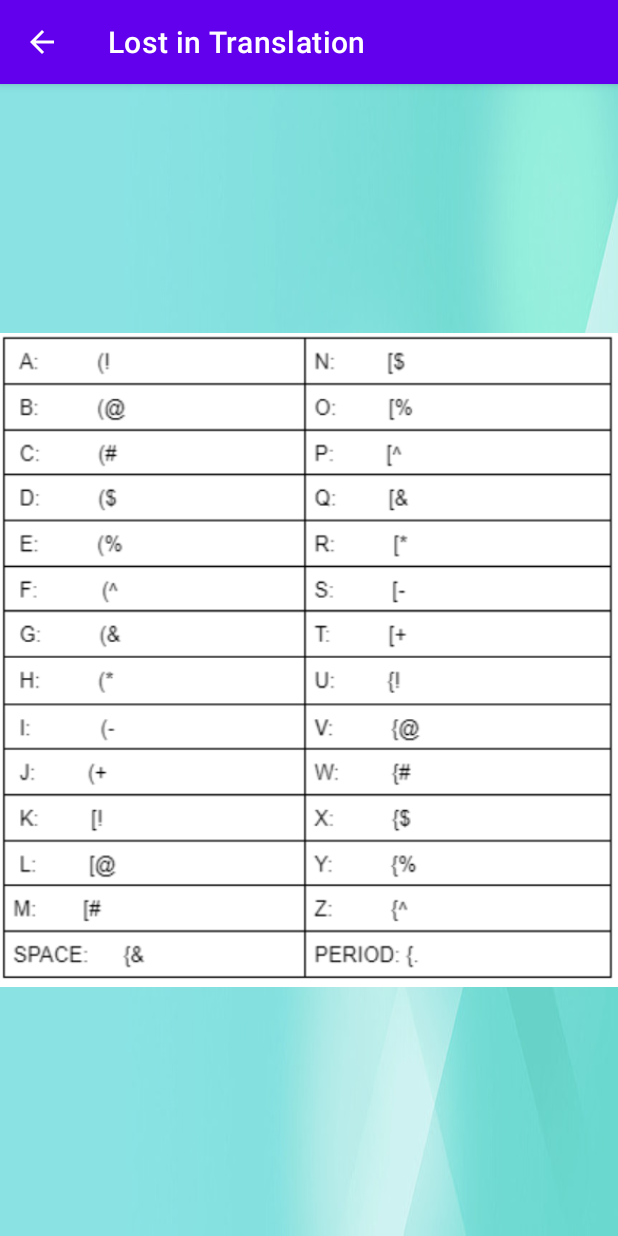
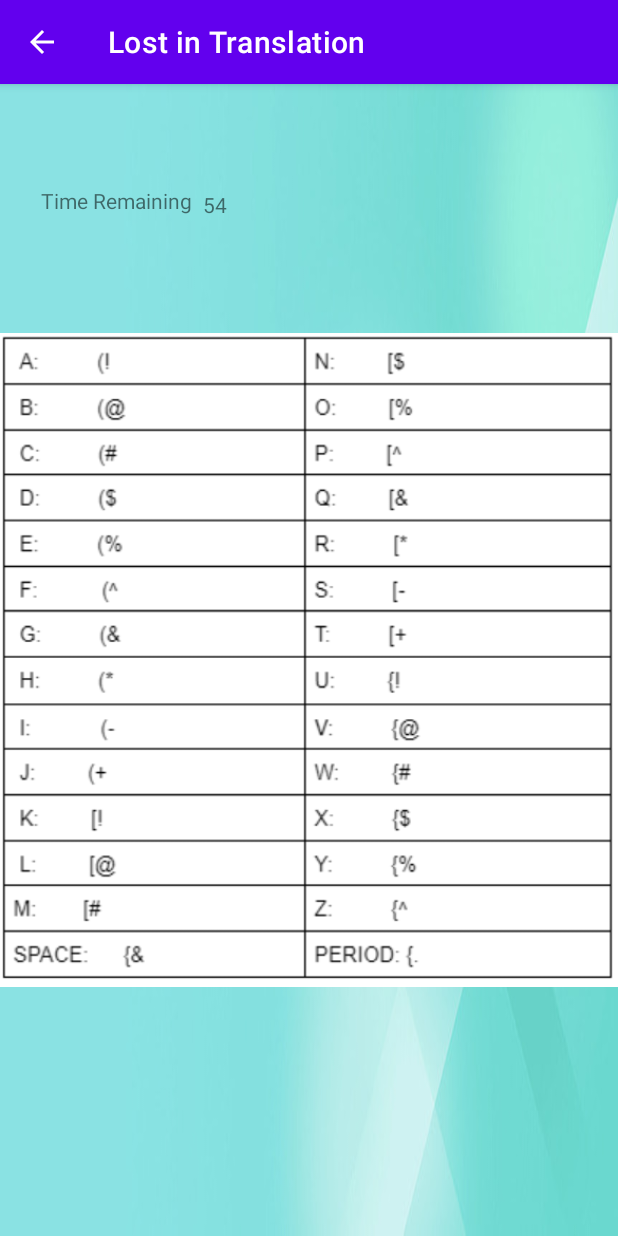
Before and after one commit to Preacho/Hackathon-Feb-18th-2023, an Android app: the activity_play screen opened directly, with no data from a screen before it, after a tap on "KEY", on a phone screen of 412 x 824 dp. Run offline under Robolectric (Android 15) with nearby library versions, the light colour scheme and no system bars; 1 other tap on this screen came first.

Commit message:
Added animation and stuff

```diff
--- a/app/src/main/java/com/example/lostintranslation/MainActivity.java
+++ b/app/src/main/java/com/example/lostintranslation/MainActivity.java
@@ -5,6 +5,7 @@ import androidx.appcompat.app.AppCompatActivity;
 import android.content.Intent;
 import android.os.Bundle;
 import android.os.CountDownTimer;
+import android.os.Handler;
 import android.widget.Button;
 import android.widget.ImageView;
 import android.widget.TextView;
@@ -21,10 +22,11 @@ public class MainActivity extends AppCompatActivity {
     private boolean timerun;
     private CountDownTimer countDownTimer;
     private TextView chartextview;
+
     @Override
     protected void onCreate(Bundle savedInstanceState) {
         super.onCreate(savedInstanceState);
-        setContentView(R.layout.activity_main);
+
         Button rules = findViewById(R.id.bt_rules);
         Button settings = findViewById(R.id.bt_settings);
         Button play = findViewById(R.id.bt_play);
@@ -54,7 +56,7 @@ public class MainActivity extends AppCompatActivity {
             public void onTick(long untilFinished) {
                 timer = untilFinished;
                 if(timer%97 == 0){
-                updatechartext();}
+                    updatechartext();}
 
             }
 
@@ -94,6 +96,6 @@ public class MainActivity extends AppCompatActivity {
             chartextview.setText(Character.toString((char)randomint));
 
         }
+
     }
-
 }
--- a/app/src/main/java/com/example/lostintranslation/activity_play.java
+++ b/app/src/main/java/com/example/lostintranslation/activity_play.java
@@ -142,8 +142,8 @@ public class activity_play extends AppCompatActivity {
     }
 
     private void openKey() {
-        Intent intent = new Intent(this, activity_view_key.class);
         pausetimer();
+        Intent intent = activity_view_key.getIntent(this, (int)timeleftinmillis);
         startActivity(intent);
         resumetimer();
 
--- a/app/src/main/java/com/example/lostintranslation/activity_view_key.java
+++ b/app/src/main/java/com/example/lostintranslation/activity_view_key.java
@@ -10,12 +10,14 @@ import android.os.Bundle;
 import android.os.CountDownTimer;
 import android.view.MenuItem;
 import android.widget.ImageView;
+import android.widget.TextView;
 
 public class activity_view_key extends AppCompatActivity {
     ActionBar ab;
     private long sentovertimer;
     private boolean boltimer;
     private CountDownTimer timer;
+    private TextView texttime;
 
     public static Intent getIntent(Context context, int timer){
         Intent intent = new Intent(context, activity_view_key.class);
@@ -24,7 +26,7 @@ public class activity_view_key extends AppCompatActivity {
     }
     private void getDataFromIntent(){
         Intent intent = getIntent();
-        sentovertimer = intent.getIntExtra("SENDOVERTIMER", 0);
+        sentovertimer = (long)intent.getIntExtra("SENDOVERTIMER", 0) - 1000;
     }
 
     @Override
@@ -34,8 +36,11 @@ public class activity_view_key extends AppCompatActivity {
         ab.setDisplayHomeAsUpEnabled(true);
         setContentView(R.layout.activity_view_key);
         getDataFromIntent();
+        texttime = findViewById(R.id.keytimer);
+        texttime.setText(Integer.toString((int)sentovertimer/1000));
         ActionBar backBar = getSupportActionBar();
         backBar.setDisplayHomeAsUpEnabled(true);
+        Timer();
 
     }
     public boolean onOptionsItemSelected(@NonNull MenuItem holder){
@@ -52,11 +57,13 @@ public class activity_view_key extends AppCompatActivity {
             @Override
             public void onTick(long millisUntilFinished) {
                 sentovertimer = millisUntilFinished;
-
+                int seconds = (int) sentovertimer/1000 - 1;
+                texttime.setText(Integer.toString(seconds));
             }
 
             @Override
             public void onFinish() {
+                timer.cancel();
                 finish();
             }
         }.start();
--- a/app/src/main/java/com/example/lostintranslation/model/Word.java
+++ b/app/src/main/java/com/example/lostintranslation/model/Word.java
@@ -18,7 +18,7 @@ public class Word {
                     "Caption","Gravity","Thunder","Blizzard"};
 
     private String[] hard = {"Xenophobic","Esophagus","Hackathon",
-                    "Poliomyelitis","Xylophone","Annexation","Meningitis",
+                    "Poliomyelitis","Xylophone","Annexation","",
                     "Cultivation","Amphibians", "Organization"};
 
     // Translation index
--- a/app/src/main/res/layout/activity_about.xml
+++ b/app/src/main/res/layout/activity_about.xml
@@ -51,7 +51,6 @@
         android:layout_marginTop="8dp"
         android:text="Words have been encrypted! You must transform it back to its original form\n- Players are given a word that has been transformed\n- Players must turn the words back into the original \n- Based on the difficulty, a player is awarded points for solving the word\n- Players have a limited amount of lives and everytime they guess wrong, they lose a life\n- There is a timer. Try and solve as many words before the timer runs out\n - A table below will help you transform the encrypted word back to normal   "
         app:layout_constraintEnd_toEndOf="parent"
-        app:layout_constraintHorizontal_bias="0.721"
         app:layout_constraintStart_toStartOf="parent"
         app:layout_constraintTop_toBottomOf="@+id/Rules" />
 
--- a/app/src/main/res/layout/activity_main.xml
+++ b/app/src/main/res/layout/activity_main.xml
@@ -143,5 +143,4 @@
         app:layout_constraintTop_toTopOf="parent"
         app:layout_constraintVertical_bias="0.369" />
 
-
 </androidx.constraintlayout.widget.ConstraintLayout>
--- a/app/src/main/res/layout/activity_settings.xml
+++ b/app/src/main/res/layout/activity_settings.xml
@@ -79,7 +79,7 @@
         app:layout_constraintHorizontal_bias="0.578"
         app:layout_constraintStart_toStartOf="parent"
         app:layout_constraintTop_toTopOf="parent"
-        app:layout_constraintVertical_bias="1.0"
+        app:layout_constraintVertical_bias="0.96"
         tools:srcCompat="@tools:sample/avatars" />
 
 </androidx.constraintlayout.widget.ConstraintLayout>
--- a/app/src/main/res/layout/activity_view_key.xml
+++ b/app/src/main/res/layout/activity_view_key.xml
@@ -13,7 +13,32 @@
         android:layout_height="match_parent"
         app:layout_constraintBottom_toBottomOf="parent"
         app:layout_constraintEnd_toEndOf="parent"
+        app:layout_constraintHorizontal_bias="0.0"
         app:layout_constraintStart_toStartOf="parent"
         app:layout_constraintTop_toTopOf="parent"
+        app:layout_constraintVertical_bias="0.0"
         app:srcCompat="@drawable/cipher_key" />
+
+    <TextView
+        android:id="@+id/timeTextView"
+        android:layout_width="wrap_content"
+        android:layout_height="21dp"
+        android:text="Time Remaining"
+        app:layout_constraintBottom_toBottomOf="parent"
+        app:layout_constraintEnd_toEndOf="parent"
+        app:layout_constraintHorizontal_bias="0.087"
+        app:layout_constraintStart_toStartOf="parent"
+        app:layout_constraintTop_toTopOf="@+id/imageView2"
+        app:layout_constraintVertical_bias="0.091" />
+
+    <TextView
+        android:id="@+id/keytimer"
+        android:layout_width="wrap_content"
+        android:layout_height="wrap_content"
+        app:layout_constraintBottom_toBottomOf="parent"
+        app:layout_constraintEnd_toEndOf="parent"
+        app:layout_constraintHorizontal_bias="0.028"
+        app:layout_constraintStart_toEndOf="@+id/timeTextView"
+        app:layout_constraintTop_toTopOf="parent"
+        app:layout_constraintVertical_bias="0.094" />
 </androidx.constraintlayout.widget.ConstraintLayout>
```
Also changed, not shown: app/src/main/AndroidManifest.xml (+4 -4 lines).
